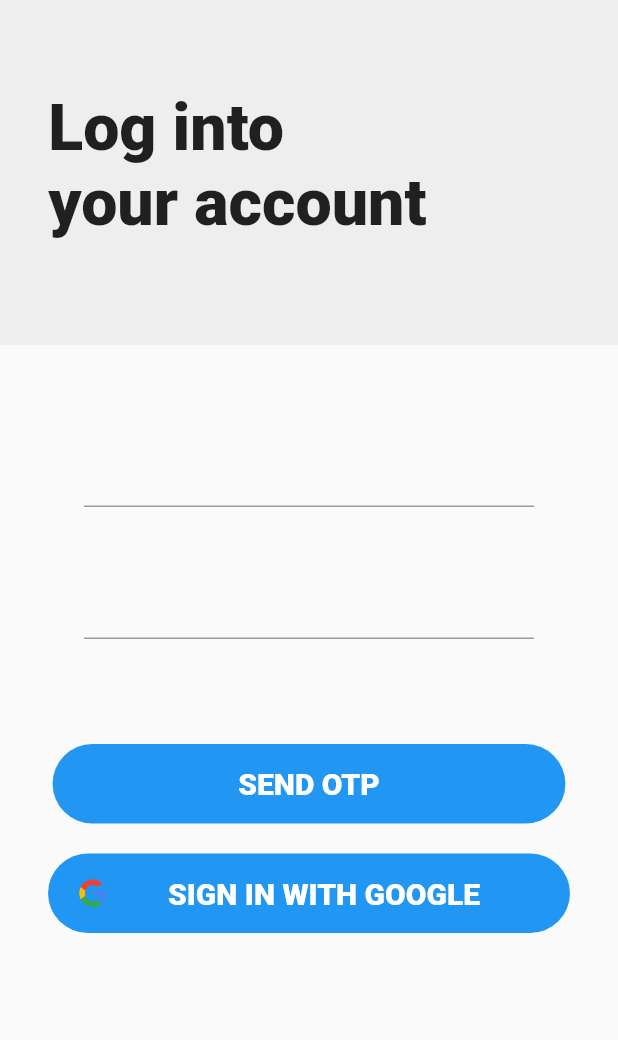
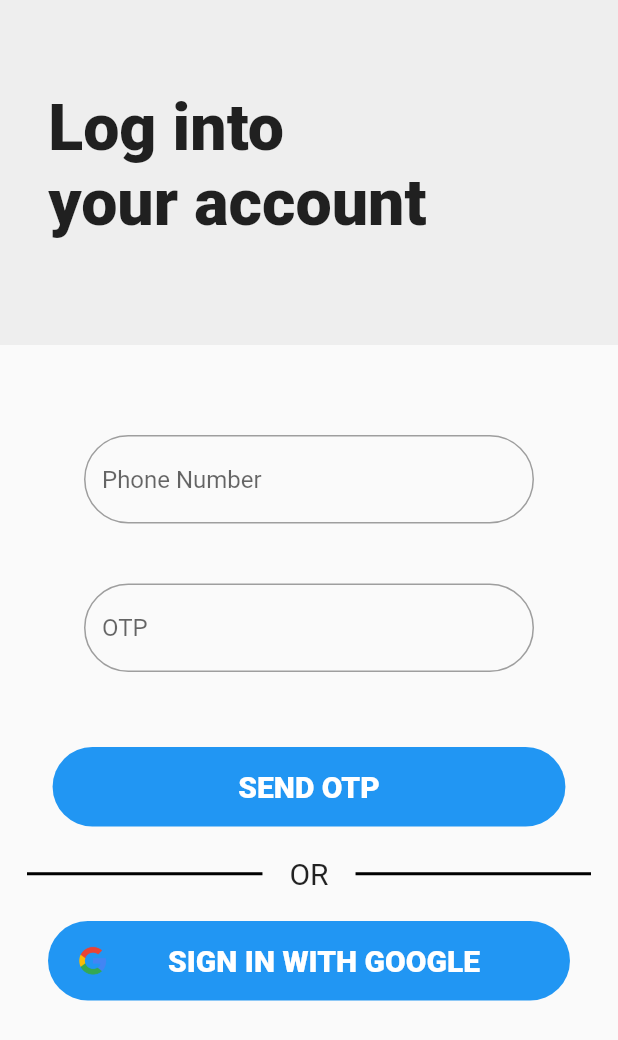
Before and after one commit to HAC-2020/RohitKonge, a Flutter app: the screen it shows after launch, on a phone screen of 412 x 824 dp. Shown: the top 1040 px of the screen. Run offline on Flutter 3.47's test engine with Material 2 defaults, Android fonts, the light colour scheme and no system bars; our stand-ins replace firebase_auth, google_sign_in, introduction_screen, splashscreen; accounts and stored records are empty.

Commit message:
Changes in Loginscreen

```diff
--- a/ApnaKirana/lib/Screens/loginscreen.dart
+++ b/ApnaKirana/lib/Screens/loginscreen.dart
@@ -22,6 +22,9 @@ class _MyLoginScreenState extends State<MyLoginScreen> {
 class CodeForThis extends StatelessWidget {
   //const CodeForThis({Key key}) : super(key: key);
 
+  final _phoneController = TextEditingController();
+  final _codeController = TextEditingController();
+
   final FirebaseAuth _auth = FirebaseAuth.instance;
   final GoogleSignIn googleSignIn = new GoogleSignIn();
 
@@ -36,8 +39,31 @@ class CodeForThis extends StatelessWidget {
       ),
     ))
         .user;
+
+    // user.displayname() => gives the name of user
     return user;
   }
+
+  // Future<FirebaseUser> _otpSignIn(String phone) async {
+  //   _auth.verifyPhoneNumber(
+  //       phoneNumber: phone,
+  //       timeout: Duration(seconds: 120),
+  //       verificationCompleted: (AuthCredential credential) async {
+  //         AuthResult result = await _auth.signInWithCredential(credential);
+  //         FirebaseUser phoneUser = result.user;
+
+  //       },
+  //       verificationFailed: (AuthException exception) {
+  //         print(exception);
+  //       },
+  //       // codeSent: (String verification, [int forceResendingToken]) {
+  //       //   showDialog(
+  //       //       context: ,
+  //       //       barrierDismissible: false,
+  //       //       builder: (context) {});
+  //       // },
+  //       codeAutoRetrievalTimeout: null);
+  // }
 
   @override
   Widget build(BuildContext context) {
@@ -74,16 +100,44 @@ class CodeForThis extends StatelessWidget {
               width: 300,
               child: Column(
                 children: <Widget>[
-                  TextField(),
+                  TextField(
+                    keyboardType: TextInputType.number,
+                    controller: _phoneController,
+                    decoration: InputDecoration(
+                      hintText: 'Phone Number',
+                      enabledBorder: OutlineInputBorder(
+                        borderSide: BorderSide(color: Colors.grey),
+                        borderRadius: BorderRadius.circular(30),
+                      ),
+                      focusedBorder: OutlineInputBorder(
+                        borderSide: BorderSide(color: Colors.greenAccent),
+                        borderRadius: BorderRadius.circular(30),
+                      ),
+                    ),
+                  ),
                   SizedBox(
                     height: 40,
                   ),
-                  TextField(),
+                  TextField(
+                    keyboardType: TextInputType.number,
+                    controller: _codeController,
+                    decoration: InputDecoration(
+                      hintText: 'OTP',
+                      enabledBorder: OutlineInputBorder(
+                        borderSide: BorderSide(color: Colors.grey),
+                        borderRadius: BorderRadius.circular(30),
+                      ),
+                      focusedBorder: OutlineInputBorder(
+                        borderSide: BorderSide(color: Colors.greenAccent),
+                        borderRadius: BorderRadius.circular(30),
+                      ),
+                    ),
+                  ),
                 ],
               ),
             ),
             SizedBox(
-              height: 70,
+              height: 50,
             ),
             FlatButton(
               padding: EdgeInsets.symmetric(horizontal: 74, vertical: 15),
@@ -92,8 +146,10 @@ class CodeForThis extends StatelessWidget {
               ),
               color: Colors.blue,
               onPressed: () {
+                //add code for proper number
+                // _otpSignIn(_phoneController.text.trim());
                 print('SendOtp');
-                CustomerAccountsScreen();
+                //CustomerAccountsScreen();
               },
               child: Text(
                 '          SEND OTP          ',
@@ -104,8 +160,37 @@ class CodeForThis extends StatelessWidget {
                 ),
               ),
             ),
-            SizedBox(
-              height: 20,
+            Padding(
+              padding: EdgeInsets.symmetric(vertical: 20),
+              child: Row(
+                mainAxisAlignment: MainAxisAlignment.center,
+                children: <Widget>[
+                  Expanded(
+                    child: Padding(
+                      padding: EdgeInsets.symmetric(horizontal: 18),
+                      child: Container(
+                        height: 2,
+                        width: 10,
+                        color: Colors.black,
+                      ),
+                    ),
+                  ),
+                  Text(
+                    'OR',
+                    style: TextStyle(fontSize: 20),
+                  ),
+                  Expanded(
+                    child: Padding(
+                      padding: EdgeInsets.symmetric(horizontal: 18),
+                      child: Container(
+                        height: 2,
+                        width: 10,
+                        color: Colors.black,
+                      ),
+                    ),
+                  ),
+                ],
+              ),
             ),
             FlatButton(
               padding: EdgeInsets.symmetric(horizontal: 20, vertical: 15),
```
